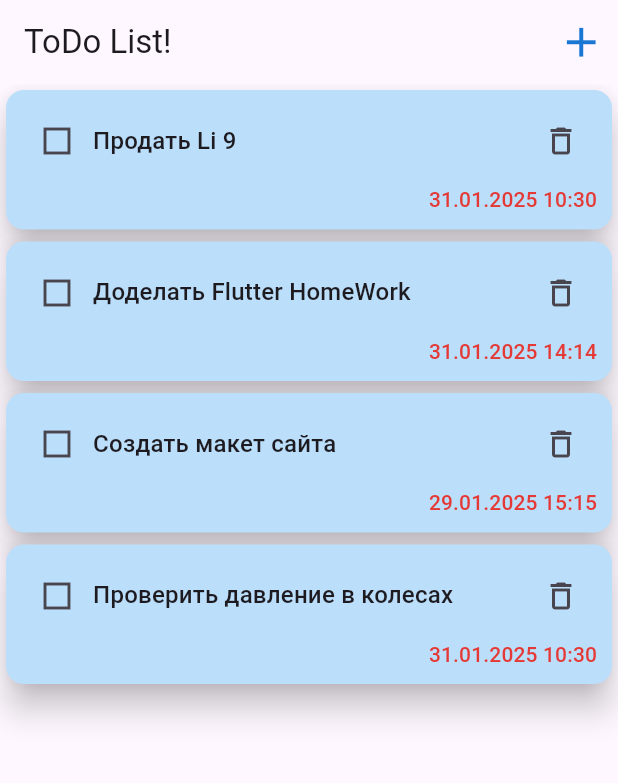
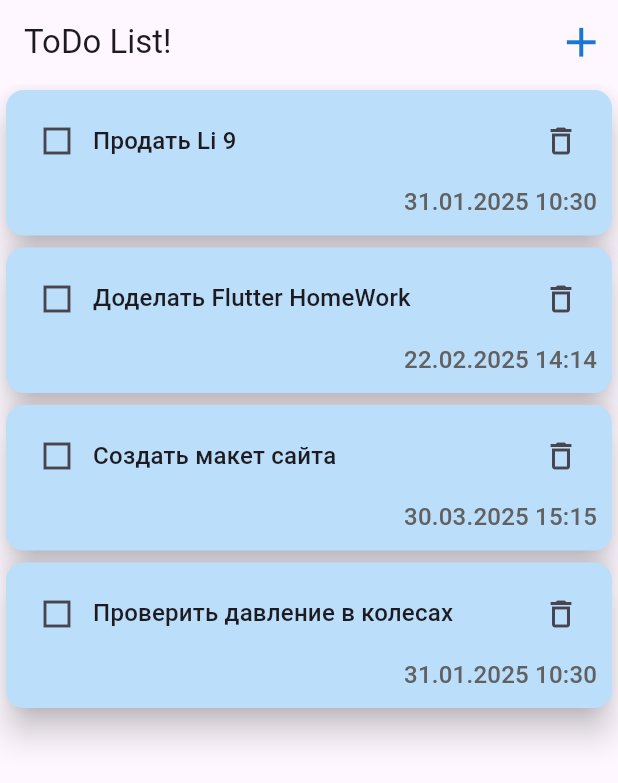
Before and after one commit to Flutter007/hw26, a Flutter app: the screen it shows after launch, on a phone screen of 412 x 824 dp. Shown: the top 783 px of the screen. Run offline on Flutter 3.47's test engine with Material 3 defaults, Android fonts, the phone set to English and light mode, and no system bars.

Commit message:
Refactored some part of code,added color's logic on Tap.

```diff
--- a/lib/hw26.dart
+++ b/lib/hw26.dart
@@ -24,14 +24,14 @@ class _Hw26State extends State<Hw26> {
     Task(
       title: 'Доделать Flutter HomeWork',
       isCompleted: false,
-      deadLine: DateTime(2025, 1, 31, 14, 14),
+      deadLine: DateTime(2025, 2, 22, 14, 14),
       finalTime: DateTime.now(),
       isDoneInTime: false,
     ),
     Task(
       title: 'Создать макет сайта',
       isCompleted: false,
-      deadLine: DateTime(2025, 1, 29, 15, 15),
+      deadLine: DateTime(2025, 3, 30, 15, 15),
       finalTime: DateTime.now(),
       isDoneInTime: false,
     ),
--- a/lib/widget/task_card.dart
+++ b/lib/widget/task_card.dart
@@ -8,6 +8,7 @@ class TaskCard extends StatelessWidget {
   final void Function() deleteTask;
   final void Function() checkDeadLine;
   final bool isDoneInTime;
+
   const TaskCard({
     super.key,
     required this.task,
@@ -21,7 +22,7 @@ class TaskCard extends StatelessWidget {
   Widget build(BuildContext context) {
     final theme = Theme.of(context);
     final titleMediumStyle = theme.textTheme.titleMedium!;
-    final titleSmallStyle = theme.textTheme.titleSmall!;
+
     return Card(
       elevation: 9.0,
       color: Colors.blue.shade100,
@@ -41,7 +42,8 @@ class TaskCard extends StatelessWidget {
                     task.isCompleted
                         ? Icons.check_box
                         : Icons.check_box_outline_blank_sharp,
-                    )),
+                  ),
+                ),
                 Expanded(
                   child: Text(
                       textAlign: TextAlign.left,
@@ -53,7 +55,9 @@ class TaskCard extends StatelessWidget {
                           : titleMediumStyle),
                 ),
                 IconButton(
-                    onPressed: deleteTask, icon: Icon(Icons.delete_outline)),
+                  onPressed: deleteTask,
+                  icon: Icon(Icons.delete_outline),
+                ),
               ],
             ),
             SizedBox(height: 5),
@@ -62,10 +66,13 @@ class TaskCard extends StatelessWidget {
               children: [
                 Text(
                   formattedDateTime(task.deadLine),
-                  style: titleSmallStyle.copyWith(
-                      color: task.isDoneInTime
+                  style: titleMediumStyle.copyWith(
+                    color: task.isCompleted
+                        ? (task.isDoneInTime
                             ? Colors.green.shade600
-                          : Colors.red.shade600),
+                            : Colors.red.shade600)
+                        : Colors.grey.shade700,
+                  ),
                 )
               ],
             )
```
Lines whose indentation alone changed are shown as unchanged.
